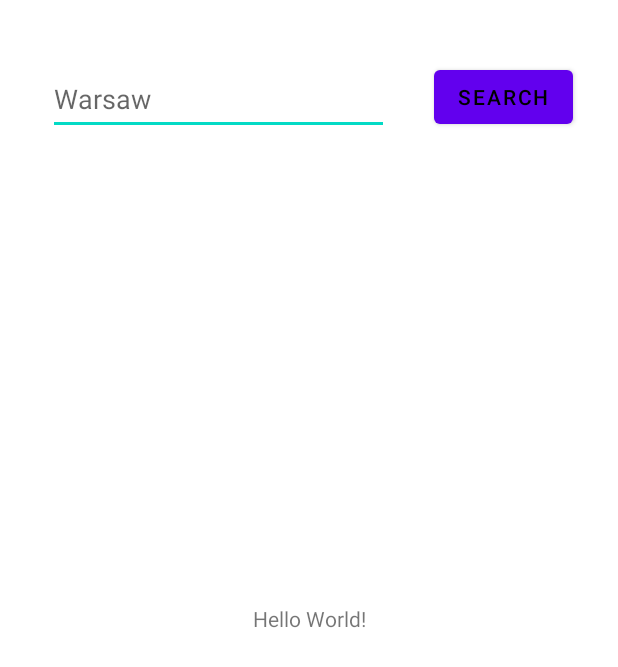
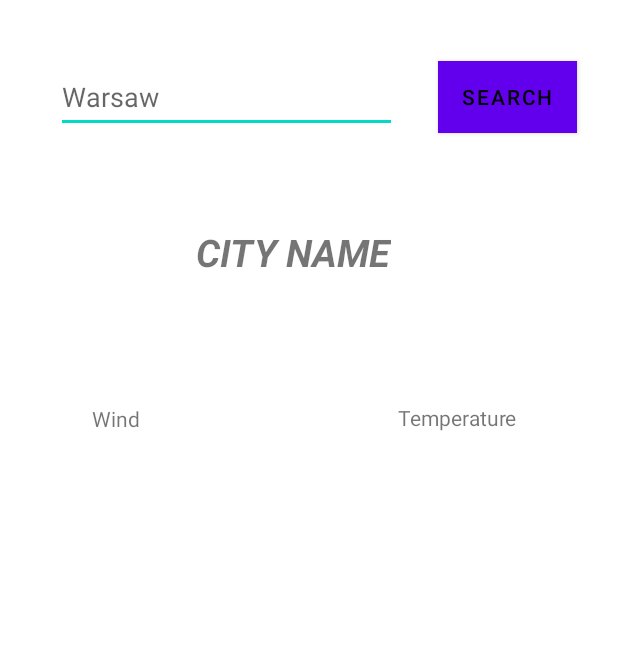
Before and after one commit to ohayer/WeatherAndroidApp, an Android app: the layout activity_main.xml on its own in the app's theme, with its tools: preview values and no code run, on a phone screen of 412 x 824 dp. Shown: the top 667 px of the screen. Run offline under Robolectric (Android 15) with nearby library versions, the phone set to English and light mode, and no system bars.

Commit message:
First steps in app looking

```diff
--- a/app/src/main/java/com/ohayer/weatherapp/connect/JsonInfo.java
+++ b/app/src/main/java/com/ohayer/weatherapp/connect/JsonInfo.java
@@ -14,13 +14,13 @@ public class JsonInfo extends ApiConnect {
         this.city = city;
     }
 
-    public int getTemperature() {
+    public String getTemperature() {
         jsonObject = getWeatherByCity(city);
         JSONObject main = null;
         try {
             main = jsonObject.getJSONObject("main");
             double temperature = main.getDouble("temp");
-            return (int) Math.round(temperature);
+            return (int) Math.round(temperature) + "°C";
         } catch (JSONException e) {
             throw new RuntimeException(e);
         }
@@ -61,7 +61,7 @@ public class JsonInfo extends ApiConnect {
         jsonObject = getWeatherByCity(city);
         try {
             long wind = jsonObject.getJSONObject("wind").getLong("speed");
-            return String.valueOf(wind) + " km/h";
+            return wind + " km/h";
         } catch (JSONException e) {
             throw new RuntimeException(e);
         }
--- a/app/src/main/res/layout/activity_main.xml
+++ b/app/src/main/res/layout/activity_main.xml
@@ -9,12 +9,38 @@
     <TextView
             android:layout_width="wrap_content"
             android:layout_height="wrap_content"
-            android:text="Hello World!"
+            android:text="Wind"
             app:layout_constraintBottom_toBottomOf="parent"
             app:layout_constraintStart_toStartOf="parent"
             app:layout_constraintEnd_toEndOf="parent"
             app:layout_constraintTop_toTopOf="parent"
-            android:id="@+id/helloWorld"/>
+            android:id="@+id/windTxt" app:layout_constraintHorizontal_bias="0.161"
+            app:layout_constraintVertical_bias="0.335"/>
+    <TextView
+            android:layout_width="wrap_content"
+            android:layout_height="wrap_content"
+            android:text="City name"
+            app:layout_constraintBottom_toBottomOf="parent"
+            app:layout_constraintStart_toStartOf="parent"
+            app:layout_constraintEnd_toEndOf="parent"
+            app:layout_constraintTop_toTopOf="parent"
+            android:id="@+id/cityName"
+            app:layout_constraintHorizontal_bias="0.464"
+            app:layout_constraintVertical_bias="0.191"
+            android:textSize="25dp"
+            android:textAllCaps="true"
+            android:textStyle="bold|italic"/>
+    <TextView
+            android:layout_width="wrap_content"
+            android:layout_height="wrap_content"
+            android:text="Temperature"
+            app:layout_constraintBottom_toBottomOf="parent"
+            app:layout_constraintStart_toStartOf="parent"
+            app:layout_constraintEnd_toEndOf="parent"
+            app:layout_constraintTop_toTopOf="parent"
+            android:id="@+id/tempTxt"
+            app:layout_constraintHorizontal_bias="0.797"
+            app:layout_constraintVertical_bias="0.334"/>
     <EditText
             android:layout_width="227dp"
             android:layout_height="48dp"
@@ -24,17 +50,18 @@
             android:ems="10"
             android:id="@+id/editTxtCity"
             tools:ignore="MissingConstraints"
-            app:layout_constraintBottom_toTopOf="@+id/helloWorld"
+            app:layout_constraintBottom_toTopOf="@+id/windTxt"
             app:layout_constraintTop_toTopOf="parent"
             app:layout_constraintEnd_toEndOf="parent"
-            app:layout_constraintStart_toStartOf="parent" app:layout_constraintHorizontal_bias="0.174"
-            app:layout_constraintVertical_bias="0.118"/>
+            app:layout_constraintStart_toStartOf="parent" app:layout_constraintHorizontal_bias="0.201"
+            app:layout_constraintVertical_bias="0.184"/>
     <Button
             android:text="Search"
             android:layout_width="wrap_content"
             android:layout_height="wrap_content"
             android:id="@+id/searchCity"
             tools:ignore="MissingConstraints"
+            android:background="@color/teal_200"
             android:textColor="@color/black" app:layout_constraintTop_toTopOf="parent"
             app:layout_constraintBottom_toBottomOf="parent" app:layout_constraintVertical_bias="0.052"
             app:layout_constraintEnd_toEndOf="parent" app:layout_constraintStart_toEndOf="@+id/editTxtCity"
```
Also changed, not shown: app/src/main/java/com/ohayer/weatherapp/connect/ApiConnect.java (+0 -22 lines), app/src/main/java/com/ohayer/weatherapp/running/Async.java (+23 -8 lines), app/src/main/java/com/ohayer/weatherapp/running/MainActivity.java (+15 -15 lines).
